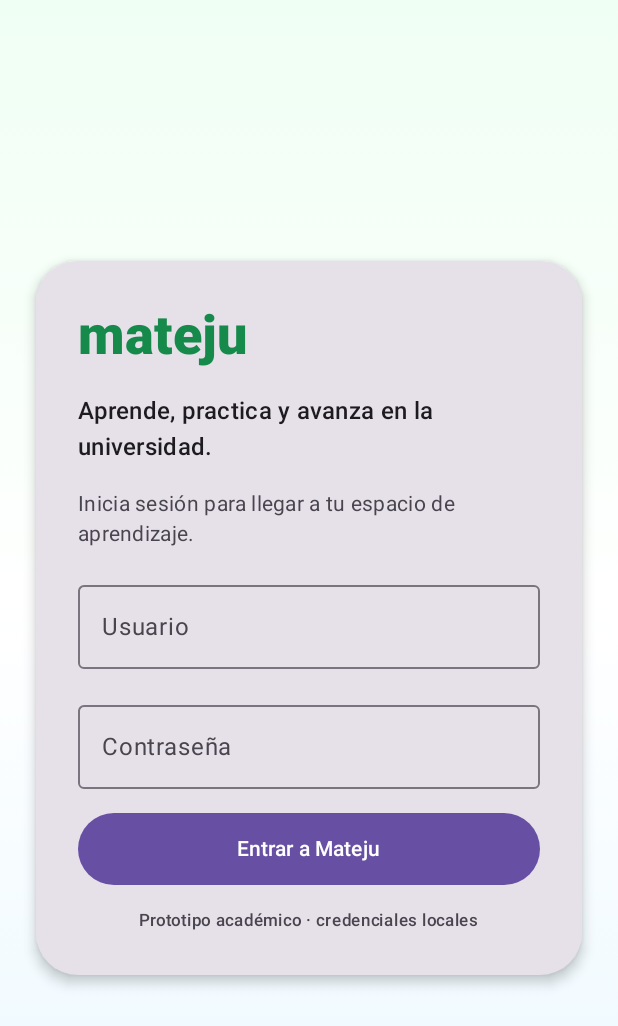
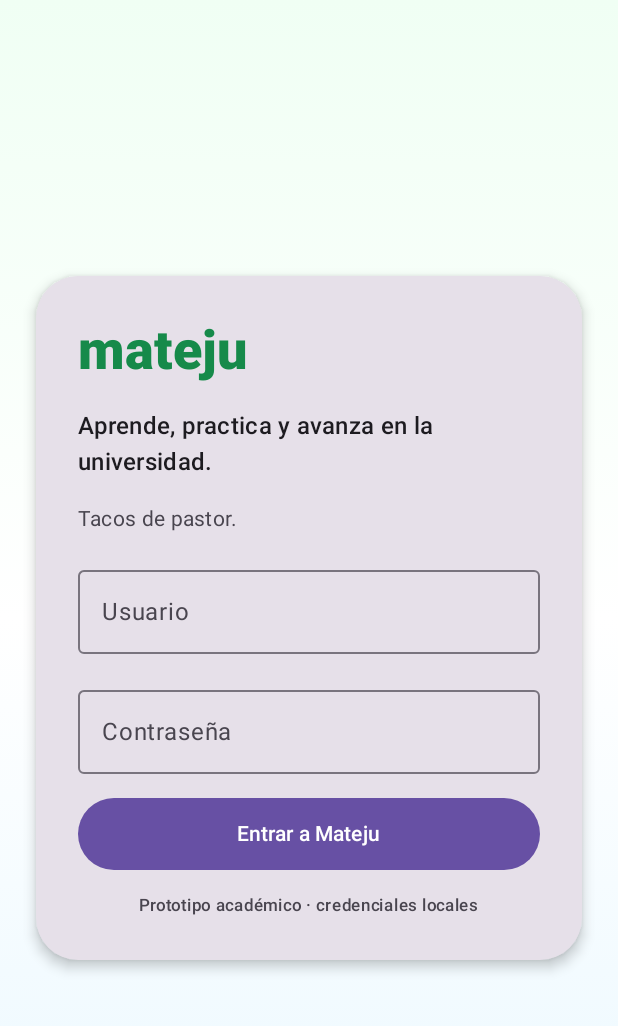
Before and after one commit to Alex75261/mateju-frontend, an Android app built with Jetpack Compose: the screen it shows after launch (MainActivity), on a phone screen of 412 x 824 dp. Shown: the top 1026 px of the screen. Run offline under Robolectric (Android 15) with nearby library versions, the phone set to English and light mode, and no system bars.

Commit message:
Change login prompt text to 'Tacos de pastor.'

```diff
--- a/composeApp/src/commonMain/kotlin/com/mateju/frontend/ui/LoginScreen.kt
+++ b/composeApp/src/commonMain/kotlin/com/mateju/frontend/ui/LoginScreen.kt
@@ -60,7 +60,7 @@ fun LoginScreen(
                     style = MaterialTheme.typography.titleMedium,
                 )
                 Text(
-                    text = "Inicia sesión para llegar a tu espacio de aprendizaje.",
+                    text = "Tacos de pastor.",
                     style = MaterialTheme.typography.bodyMedium,
                     color = MaterialTheme.colorScheme.onSurfaceVariant,
                 )
```
